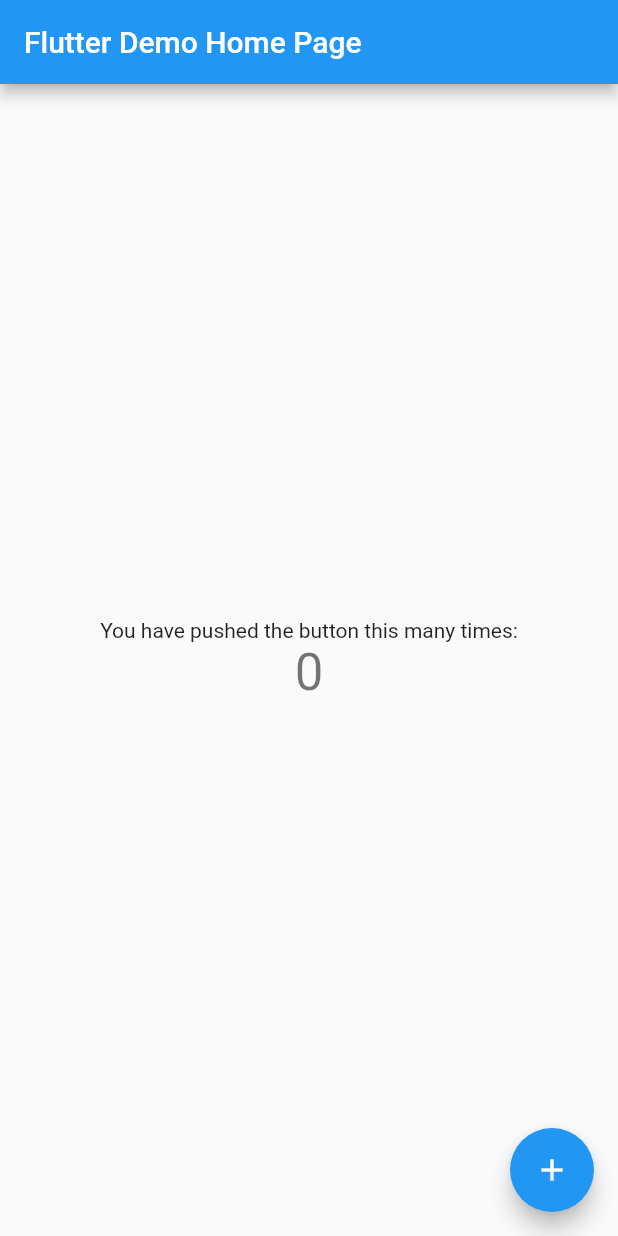
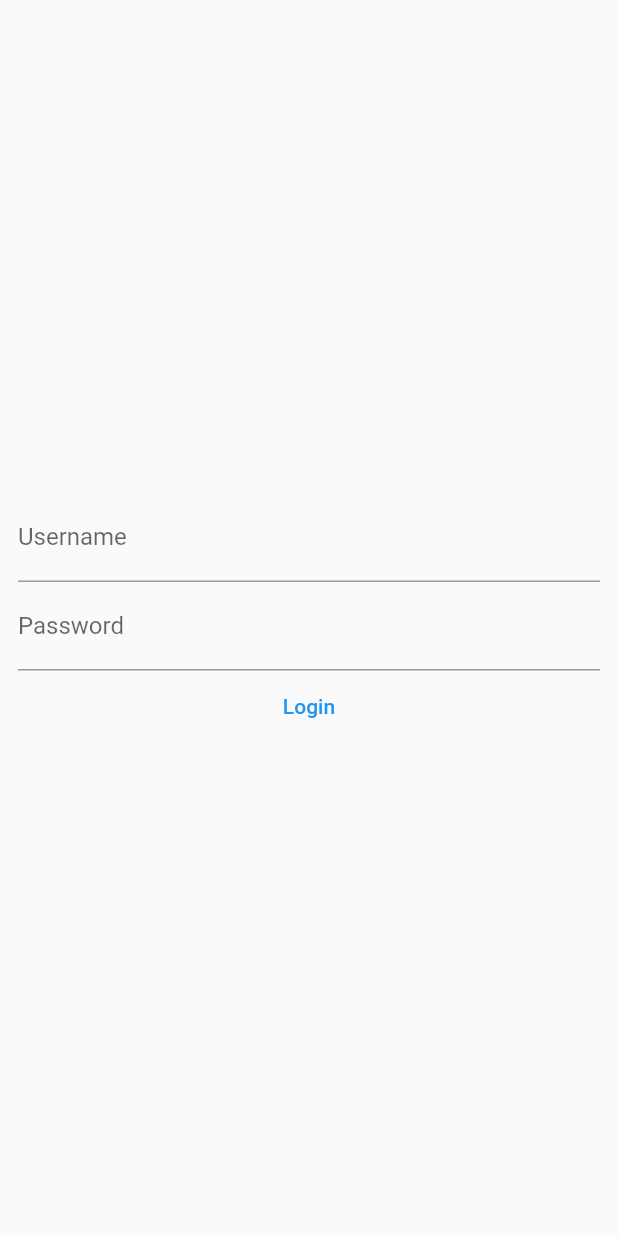
Before and after one commit to 488taimoor/FlutterTraining, a Flutter app: the screen it shows after launch, on a phone screen of 412 x 824 dp. Run offline on Flutter 3.47's test engine with Material 2 defaults, Android fonts, the phone set to English and light mode, and no system bars; accounts and stored records are empty.

Commit message:
proxy provider

```diff
--- a/lib/main.dart
+++ b/lib/main.dart
@@ -1,4 +1,8 @@
 import 'package:flutter/material.dart';
+import 'package:provider/provider.dart';
+import 'package:testapp/proxyprovider/homeProvider.dart';
+import 'package:testapp/proxyprovider/login.dart';
+import 'package:testapp/proxyprovider/userProvider.dart';
 
 void main() {
   runApp(MyApp());
@@ -8,106 +12,23 @@ class MyApp extends StatelessWidget {
   // This widget is the root of your application.
   @override
   Widget build(BuildContext context) {
-    return MaterialApp(
-      title: 'Flutter Demo',
-      theme: ThemeData(
-        // This is the theme of your application.
-        //
-        // Try running your application with "flutter run". You'll see the
-        // application has a blue toolbar. Then, without quitting the app, try
-        // changing the primarySwatch below to Colors.green and then invoke
-        // "hot reload" (press "r" in the console where you ran "flutter run",
-        // or simply save your changes to "hot reload" in a Flutter IDE).
-        // Notice that the counter didn't reset back to zero; the application
-        // is not restarted.
-        primarySwatch: Colors.blue,
+    return MultiProvider(
+      providers: [
+        ChangeNotifierProvider(create: (_) => UserProvider()),
+        ChangeNotifierProxyProvider<UserProvider, HomeProvider>(
+          create: (_) => HomeProvider(),
+          update: (_, UserProvider userProvider, HomeProvider homeProvider) =>
+              HomeProvider(userProvider: userProvider),
+        )
+      ],
+      child: MaterialApp(
+        title: 'Flutter Demo',
+        theme: ThemeData(
+          primarySwatch: Colors.blue,
+        ),
+        //for proxyProvider
+        home: LoginForm(),
       ),
-      home: MyHomePage(title: 'Flutter Demo Home Page'),
     );
   }
 }
-
-class MyHomePage extends StatefulWidget {
-  MyHomePage({Key key, this.title}) : super(key: key);
-
-  // This widget is the home page of your application. It is stateful, meaning
-  // that it has a State object (defined below) that contains fields that affect
-  // how it looks.
-
-  // This class is the configuration for the state. It holds the values (in this
-  // case the title) provided by the parent (in this case the App widget) and
-  // used by the build method of the State. Fields in a Widget subclass are
-  // always marked "final".
-
-  final String title;
-
-  @override
-  _MyHomePageState createState() => _MyHomePageState();
-}
-
-class _MyHomePageState extends State<MyHomePage> {
-  int _counter = 0;
-
-  void _incrementCounter() {
-    setState(() {
-      // This call to setState tells the Flutter framework that something has
-      // changed in this State, which causes it to rerun the build method below
-      // so that the display can reflect the updated values. If we changed
-      // _counter without calling setState(), then the build method would not be
-      // called again, and so nothing would appear to happen.
-      _counter++;
-    });
-  }
-
-  @override
-  Widget build(BuildContext context) {
-    // This method is rerun every time setState is called, for instance as done
-    // by the _incrementCounter method above.
-    //
-    // The Flutter framework has been optimized to make rerunning build methods
-    // fast, so that you can just rebuild anything that needs updating rather
-    // than having to individually change instances of widgets.
-    return Scaffold(
-      appBar: AppBar(
-        // Here we take the value from the MyHomePage object that was created by
-        // the App.build method, and use it to set our appbar title.
-        title: Text(widget.title),
-      ),
-      body: Center(
-        // Center is a layout widget. It takes a single child and positions it
-        // in the middle of the parent.
-        child: Column(
-          // Column is also a layout widget. It takes a list of children and
-          // arranges them vertically. By default, it sizes itself to fit its
-          // children horizontally, and tries to be as tall as its parent.
-          //
-          // Invoke "debug painting" (press "p" in the console, choose the
-          // "Toggle Debug Paint" action from the Flutter Inspector in Android
-          // Studio, or the "Toggle Debug Paint" command in Visual Studio Code)
-          // to see the wireframe for each widget.
-          //
-          // Column has various properties to control how it sizes itself and
-          // how it positions its children. Here we use mainAxisAlignment to
-          // center the children vertically; the main axis here is the vertical
-          // axis because Columns are vertical (the cross axis would be
-          // horizontal).
-          mainAxisAlignment: MainAxisAlignment.center,
-          children: <Widget>[
-            Text(
-              'You have pushed the button this many times:',
-            ),
-            Text(
-              '$_counter',
-              style: Theme.of(context).textTheme.headline4,
-            ),
-          ],
-        ),
-      ),
-      floatingActionButton: FloatingActionButton(
-        onPressed: _incrementCounter,
-        tooltip: 'Increment',
-        child: Icon(Icons.add),
-      ), // This trailing comma makes auto-formatting nicer for build methods.
-    );
-  }
-}
--- /dev/null
+++ b/lib/proxyprovider/homeProvider.dart
@@ -0,0 +1,16 @@
+import 'package:flutter/material.dart';
+import 'package:testapp/proxyprovider/user.dart';
+import 'package:testapp/proxyprovider/userProvider.dart';
+
+class HomeProvider with ChangeNotifier {
+  HomeProvider({UserProvider userProvider}) : _userProvider = userProvider;
+
+  UserProvider _userProvider;
+
+  String get greeting => "Hello, ${_userProvider.user.username}";
+
+  setUser(User user) {
+    _userProvider.setUser(user);
+    notifyListeners();
+  }
+}
--- /dev/null
+++ b/lib/proxyprovider/login.dart
@@ -0,0 +1,98 @@
+import 'package:flutter/material.dart';
+import 'package:flutter/cupertino.dart';
+import 'package:provider/provider.dart';
+import 'package:testapp/proxyprovider/home/home.dart';
+import 'package:testapp/proxyprovider/user.dart';
+import 'package:testapp/proxyprovider/userProvider.dart';
+
+class LoginForm extends StatefulWidget {
+  @override
+  _LoginFormState createState() => _LoginFormState();
+}
+
+class _LoginFormState extends State<LoginForm> {
+  bool _autoValidate;
+
+  GlobalKey<FormState> _formKey;
+
+  TextEditingController _usernameTextEditingController;
+  TextEditingController _passwordTextEditingController;
+
+  @override
+  void initState() {
+    super.initState();
+
+    _autoValidate = false;
+
+    _formKey = GlobalKey<FormState>();
+
+    _usernameTextEditingController = TextEditingController();
+    _passwordTextEditingController = TextEditingController();
+  }
+
+  @override
+  Widget build(BuildContext context) {
+    return Scaffold(
+      body: Padding(
+        padding: const EdgeInsets.all(12.0),
+        child: Form(
+          key: _formKey,
+          autovalidate: _autoValidate,
+          child: Column(
+            mainAxisAlignment: MainAxisAlignment.center,
+            children: [
+              TextFormField(
+                  controller: _usernameTextEditingController,
+                  decoration: InputDecoration(labelText: "Username"),
+                  validator: (String value) =>
+                      _validateFormField(value, "Username")),
+              TextFormField(
+                  controller: _passwordTextEditingController,
+                  obscureText: true,
+                  decoration: InputDecoration(labelText: "Password"),
+                  validator: (String value) =>
+                      _validateFormField(value, "Password")),
+              TextButton(
+                onPressed: _onLoginPressed,
+                child: Text("Login"),
+              )
+            ],
+          ),
+        ),
+      ),
+    );
+  }
+
+  _onLoginPressed() {
+    setState(() {
+      _autoValidate = true;
+    });
+
+    if (_formKey.currentState.validate()) {
+      User _user = new User(
+        username: _usernameTextEditingController.text,
+      );
+      Provider.of<UserProvider>(context, listen: false).setUser(_user);
+      Navigator.pushReplacement(
+        context,
+        MaterialPageRoute(builder: (context) => Home()),
+      );
+    }
+  }
+
+  String _validateFormField(String value, String fieldName) {
+    if (value.isEmpty) {
+      return "$fieldName cannot be empty.";
+    }
+
+    return null;
+  }
+
+  @override
+  void dispose() {
+    _usernameTextEditingController.dispose();
+    _passwordTextEditingController.dispose();
+
+    super.dispose();
+  }
+}
--- /dev/null
+++ b/lib/proxyprovider/user.dart
@@ -0,0 +1,7 @@
+import 'package:flutter/material.dart';
+
+class User {
+  final String username;
+
+  User({@required this.username});
+}
--- /dev/null
+++ b/lib/proxyprovider/userProvider.dart
@@ -0,0 +1,12 @@
+import 'package:flutter/material.dart';
+import 'package:testapp/proxyprovider/user.dart';
+
+class UserProvider with ChangeNotifier {
+  User _user;
+  User get user => _user;
+
+  setUser(User user) {
+    _user = user;
+    notifyListeners();
+  }
+}
--- a/pubspec.yaml
+++ b/pubspec.yaml
@@ -24,7 +24,7 @@ dependencies:
   flutter:
     sdk: flutter
 
-
+  provider: ^5.0.0
   # The following adds the Cupertino Icons font to your application.
   # Use with the CupertinoIcons class for iOS style icons.
   cupertino_icons: ^1.0.2
```
Also changed, not shown: lib/proxyprovider/home/home.dart (added, +58 -0 lines), pubspec.lock.
